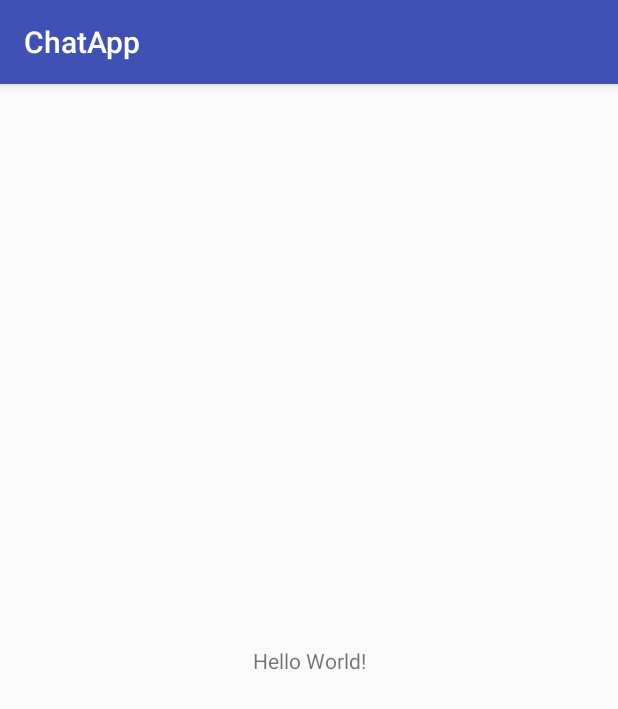
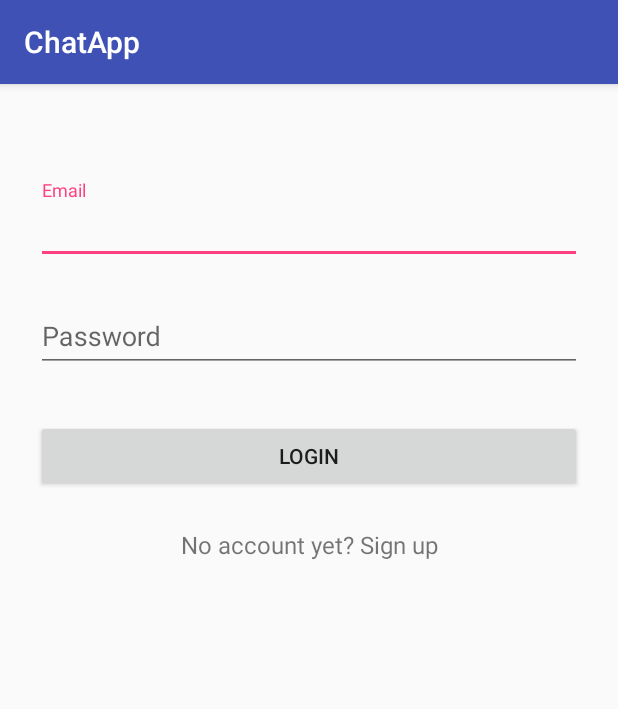
Before and after one commit to JPHakim/ChatApp, an Android app: the screen it shows after launch (MainActivity), on a phone screen of 412 x 824 dp. Shown: the top 709 px of the screen. Run offline under Robolectric (Android 15) with nearby library versions, the phone set to English and light mode, and no system bars; our stand-ins replace ButterKnife.

Commit message:
Login fragment and layout

```diff
--- a/app/build.gradle
+++ b/app/build.gradle
@@ -26,5 +26,9 @@ dependencies {
     })
     compile 'com.android.support:appcompat-v7:25.3.1'
     compile 'com.android.support.constraint:constraint-layout:1.0.2'
+    compile 'com.jakewharton:butterknife:8.8.1'
+    compile 'com.android.support:design:25.3.1'
+    annotationProcessor 'com.jakewharton:butterknife-compiler:8.8.1'
+
     testCompile 'junit:junit:4.12'
 }
--- /dev/null
+++ b/app/src/main/java/com/johnhakim/chatapp/LoginFragment.java
@@ -0,0 +1,70 @@
+package com.johnhakim.chatapp;
+
+import android.os.Bundle;
+import android.support.annotation.Nullable;
+import android.support.v4.app.Fragment;
+import android.support.v4.app.FragmentTransaction;
+import android.view.LayoutInflater;
+import android.view.View;
+import android.view.ViewGroup;
+import android.widget.Button;
+import android.widget.EditText;
+import android.widget.TextView;
+
+import butterknife.BindView;
+import butterknife.ButterKnife;
+
+/**
+ * Created by johnp on 8/26/2017.
+ */
+
+public class LoginFragment extends Fragment {
+    private static final  String TAG = "LoginFragment";
+    private static final  int REQUEST_SIGNUP = 0;
+    @BindView(R.id.input_email)EditText emailText;
+    @BindView(R.id.input_password)EditText passwordText;
+    @BindView(R.id.btn_login)Button loginButton;
+    @BindView(R.id.link_signup)TextView signupLink;
+
+
+
+    @Override
+    public void onCreate(@Nullable Bundle savedInstanceState) {
+      super.onCreate(savedInstanceState);
+
+
+
+    }
+
+
+    public View onCreateView(LayoutInflater inflater, @Nullable ViewGroup container, @Nullable Bundle savedInstanceState) {
+        View view = inflater.inflate(R.layout.fragment_login,container,false);
+        ButterKnife.bind(this,view);
+        loginButton.setOnClickListener(new View.OnClickListener() {
+            @Override
+            public void onClick(View v) {
+                //login();
+
+
+
+
+            }
+        });
+
+        signupLink.setOnClickListener(new View.OnClickListener() {
+            @Override
+            public void onClick(View v) {
+                SignupFragment signupFragment = new SignupFragment();
+                FragmentTransaction transaction = getFragmentManager().beginTransaction();
+                transaction.replace(R.id.fragment_container, signupFragment);
+                transaction.addToBackStack(null);
+                transaction.commit();
+            }
+        });
+
+        return view;
+    }
+
+
+
+}
--- a/app/src/main/java/com/johnhakim/chatapp/MainActivity.java
+++ b/app/src/main/java/com/johnhakim/chatapp/MainActivity.java
@@ -1,13 +1,12 @@
 package com.johnhakim.chatapp;
 
-import android.support.v7.app.AppCompatActivity;
-import android.os.Bundle;
+import android.support.v4.app.Fragment;
 
-public class MainActivity extends AppCompatActivity {
+public class MainActivity extends SingleFragmentActivity {
+
 
     @Override
-    protected void onCreate(Bundle savedInstanceState) {
-        super.onCreate(savedInstanceState);
-        setContentView(R.layout.activity_main);
+    protected Fragment createFragment() {
+        return new LoginFragment();
     }
 }
--- /dev/null
+++ b/app/src/main/java/com/johnhakim/chatapp/SignupFragment.java
@@ -0,0 +1,26 @@
+package com.johnhakim.chatapp;
+
+import android.os.Bundle;
+import android.support.annotation.Nullable;
+import android.support.v4.app.Fragment;
+import android.view.LayoutInflater;
+import android.view.View;
+import android.view.ViewGroup;
+
+/**
+ * Created by johnp on 8/27/2017.
+ */
+
+public class SignupFragment extends Fragment {
+
+    @Nullable
+    @Override
+    public View onCreateView(LayoutInflater inflater, @Nullable ViewGroup container, @Nullable Bundle savedInstanceState) {
+        return super.onCreateView(inflater, container, savedInstanceState);
+    }
+
+    @Override
+    public void onCreate(@Nullable Bundle savedInstanceState) {
+        super.onCreate(savedInstanceState);
+    }
+}
--- /dev/null
+++ b/app/src/main/java/com/johnhakim/chatapp/SingleFragmentActivity.java
@@ -0,0 +1,31 @@
+package com.johnhakim.chatapp;
+
+import android.os.Bundle;
+import android.support.v4.app.Fragment;
+import android.support.v4.app.FragmentManager;
+import android.support.v7.app.AppCompatActivity;
+
+/**
+ * Created by johnp on 8/27/2017.
+ */
+
+public abstract class SingleFragmentActivity extends AppCompatActivity {
+
+    protected abstract Fragment createFragment();
+
+    @Override
+    protected void onCreate(Bundle savedInstanceState) {
+        super.onCreate(savedInstanceState);
+        setContentView(R.layout.activity_main);
+
+        FragmentManager fm = getSupportFragmentManager();
+        Fragment fragment = fm.findFragmentById(R.id.fragment_container);
+
+        if (fragment == null) {
+            fragment = createFragment();
+            fm.beginTransaction()
+                    .add(R.id.fragment_container, fragment)
+                    .commit();
+        }
+    }
+}
--- a/app/src/main/res/layout/activity_main.xml
+++ b/app/src/main/res/layout/activity_main.xml
@@ -1,19 +1,7 @@
 <?xml version="1.0" encoding="utf-8"?>
-<android.support.constraint.ConstraintLayout
+<FrameLayout
     xmlns:android="http://schemas.android.com/apk/res/android"
-    xmlns:app="http://schemas.android.com/apk/res-auto"
-    xmlns:tools="http://schemas.android.com/tools"
+
+    android:id="@+id/fragment_container"
     android:layout_width="match_parent"
-    android:layout_height="match_parent"
-    tools:context="com.johnhakim.chatapp.MainActivity">
-
-    <TextView
-        android:layout_width="wrap_content"
-        android:layout_height="wrap_content"
-        android:text="Hello World!"
-        app:layout_constraintBottom_toBottomOf="parent"
-        app:layout_constraintLeft_toLeftOf="parent"
-        app:layout_constraintRight_toRightOf="parent"
-        app:layout_constraintTop_toTopOf="parent"/>
-
-</android.support.constraint.ConstraintLayout>
+    android:layout_height="match_parent"/>
--- /dev/null
+++ b/app/src/main/res/layout/fragment_login.xml
@@ -0,0 +1,62 @@
+<?xml version="1.0" encoding="utf-8"?>
+<ScrollView xmlns:android="http://schemas.android.com/apk/res/android"
+            android:layout_width="fill_parent"
+            android:layout_height="fill_parent"
+            android:fitsSystemWindows="true"
+    >
+    <LinearLayout
+        android:layout_width="match_parent"
+        android:layout_height="wrap_content"
+        android:orientation="vertical"
+        android:paddingTop="56dp"
+        android:paddingLeft="24dp"
+        android:paddingRight="24dp"
+        >
+        <!-- Email Label -->
+        <android.support.design.widget.TextInputLayout
+            android:layout_width="match_parent"
+            android:layout_height="wrap_content"
+            android:layout_marginTop="8dp"
+            android:layout_marginBottom="8dp">
+            <EditText android:id="@+id/input_email"
+                      android:layout_width="match_parent"
+                      android:layout_height="wrap_content"
+                      android:inputType="textEmailAddress"
+                      android:hint= "@string/email_hint" />
+        </android.support.design.widget.TextInputLayout>
+
+        <!-- Password Label -->
+        <android.support.design.widget.TextInputLayout
+            android:layout_width="match_parent"
+            android:layout_height="wrap_content"
+            android:layout_marginTop="8dp"
+            android:layout_marginBottom="8dp">
+            <EditText android:id="@+id/input_password"
+                      android:layout_width="match_parent"
+                      android:layout_height="wrap_content"
+                      android:inputType="textPassword"
+                      android:hint="@string/password_hint"/>
+        </android.support.design.widget.TextInputLayout>
+
+        <android.support.v7.widget.AppCompatButton
+            android:id="@+id/btn_login"
+            android:layout_width="fill_parent"
+            android:layout_height="wrap_content"
+            android:layout_marginTop="24dp"
+            android:layout_marginBottom="24dp"
+            android:padding="12dp"
+            android:text="@string/login_button"/>
+
+        <TextView android:id="@+id/link_signup"
+                  android:layout_width="fill_parent"
+                  android:layout_height="wrap_content"
+                  android:layout_marginBottom="24dp"
+                  android:text="@string/signup"
+                  android:gravity="center"
+                  android:textSize="16sp"/>
+
+
+
+    </LinearLayout>
+
+</ScrollView>
--- a/app/src/main/res/values/strings.xml
+++ b/app/src/main/res/values/strings.xml
@@ -1,3 +1,7 @@
 <resources>
     <string name="app_name">ChatApp</string>
+    <string name="email_hint">Email</string>
+    <string name="password_hint">Password</string>
+    <string name="login_button">LOGIN</string>
+    <string name="signup">No account yet? Sign up</string>
 </resources>
```
